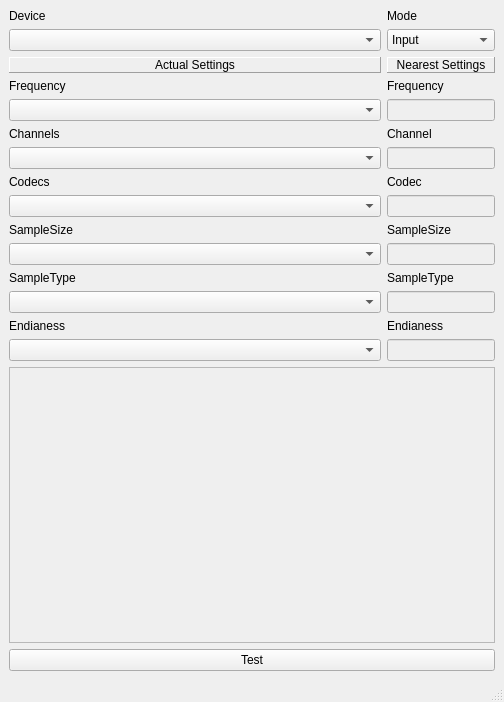
Qt form examples/multimedia/audiodevices/audiodevicesbase.ui (SymbianSource/oss.FCL.sf.mw.qt) before a commit.
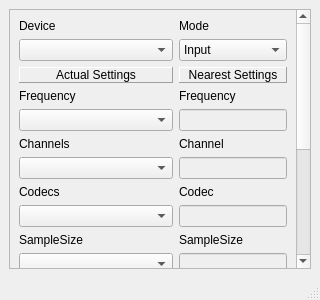
The same form after that commit.

The edit to the form file:
```diff
--- a/examples/multimedia/audiodevices/audiodevicesbase.ui
+++ b/examples/multimedia/audiodevices/audiodevicesbase.ui
@@ -6,8 +6,8 @@
    <rect>
     <x>0</x>
     <y>0</y>
-    <width>504</width>
-    <height>702</height>
+    <width>320</width>
+    <height>300</height>
    </rect>
   </property>
   <property name="windowTitle">
@@ -16,6 +16,27 @@
   <widget class="QWidget" name="centralwidget">
    <layout class="QVBoxLayout" name="verticalLayout">
     <item>
+     <widget class="QScrollArea" name="scrollArea">
+      <property name="sizePolicy">
+       <sizepolicy hsizetype="Expanding" vsizetype="Expanding">
+        <horstretch>0</horstretch>
+        <verstretch>0</verstretch>
+       </sizepolicy>
+      </property>
+      <property name="widgetResizable">
+       <bool>true</bool>
+      </property>
+      <widget class="QWidget" name="scrollAreaWidgetContents">
+       <property name="geometry">
+        <rect>
+         <x>0</x>
+         <y>-192</y>
+         <width>282</width>
+         <height>471</height>
+        </rect>
+       </property>
+       <layout class="QVBoxLayout" name="verticalLayout_2">
+        <item>
      <layout class="QGridLayout" name="gridLayout">
       <item row="0" column="0">
        <widget class="QLabel" name="deviceLabel">
@@ -38,10 +59,29 @@
        </widget>
       </item>
       <item row="1" column="0">
-       <widget class="QComboBox" name="deviceBox"/>
+           <widget class="QComboBox" name="deviceBox">
+            <property name="sizePolicy">
+             <sizepolicy hsizetype="MinimumExpanding" vsizetype="Fixed">
+              <horstretch>0</horstretch>
+              <verstretch>0</verstretch>
+             </sizepolicy>
+            </property>
+            <property name="minimumSize">
+             <size>
+              <width>150</width>
+              <height>0</height>
+             </size>
+            </property>
+           </widget>
       </item>
       <item row="1" column="1">
        <widget class="QComboBox" name="modeBox">
+            <property name="sizePolicy">
+             <sizepolicy hsizetype="Preferred" vsizetype="Fixed">
+              <horstretch>0</horstretch>
+              <verstretch>0</verstretch>
+             </sizepolicy>
+            </property>
         <item>
          <property name="text">
           <string>Input</string>
@@ -235,11 +275,14 @@
         <property name="enabled">
          <bool>false</bool>
         </property>
-        <property name="minimumSize">
-         <size>
-          <width>0</width>
-          <height>40</height>
-         </size>
+            <property name="sizePolicy">
+             <sizepolicy hsizetype="Expanding" vsizetype="Expanding">
+              <horstretch>0</horstretch>
+              <verstretch>0</verstretch>
+             </sizepolicy>
+            </property>
+            <property name="horizontalScrollBarPolicy">
+             <enum>Qt::ScrollBarAlwaysOff</enum>
         </property>
        </widget>
       </item>
@@ -251,6 +294,10 @@
        </widget>
       </item>
      </layout>
+        </item>
+       </layout>
+      </widget>
+     </widget>
     </item>
    </layout>
   </widget>
```
Lines whose indentation alone changed are shown as unchanged.
